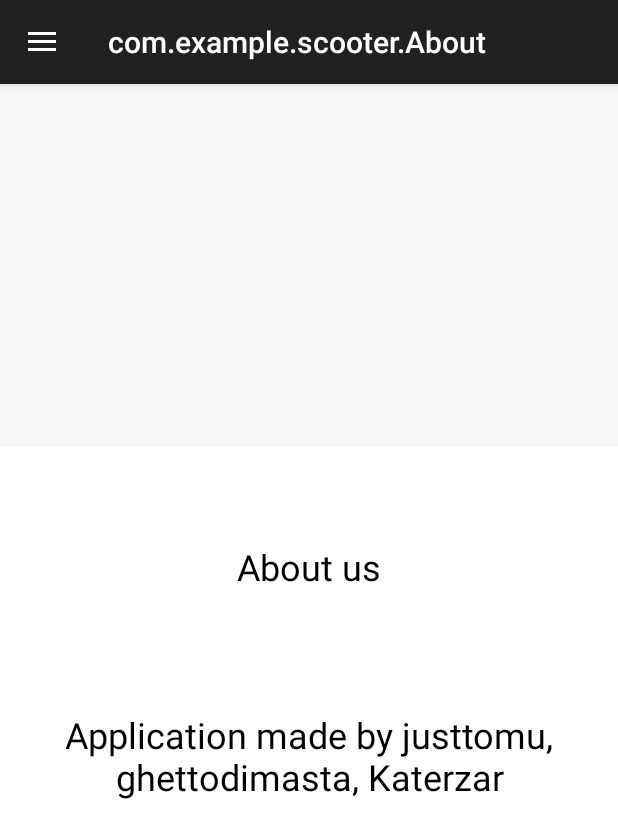
After one commit to moevm/adfmp1h23-scooter, an Android app: the About screen opened directly, with no data from a screen before it, on a phone screen of 412 x 824 dp. The commit adds this screen. Shown: the top 838 px of the screen. Run offline under Robolectric (Android 15) with nearby library versions, the phone set to English and light mode, and no system bars.

Commit message:
Added SideBar drawer + About us Activity

```diff
--- /dev/null
+++ b/app/src/main/java/com/example/scooter/About.kt
@@ -0,0 +1,3 @@
+package com.example.scooter
+
+class About : Sidebar(layout = R.layout.activity_about) {}
--- /dev/null
+++ b/app/src/main/java/com/example/scooter/Sidebar.kt
@@ -0,0 +1,78 @@
+package com.example.scooter
+
+import android.content.Intent
+import androidx.appcompat.app.AppCompatActivity
+import android.os.Bundle
+import android.view.MenuItem
+import android.widget.Toast
+import androidx.appcompat.app.ActionBarDrawerToggle
+import androidx.core.view.GravityCompat
+import androidx.drawerlayout.widget.DrawerLayout
+import com.google.android.material.navigation.NavigationView
+
+open class Sidebar(val layout: Int) : AppCompatActivity() {
+
+    lateinit var actionBarDrawerToggle: ActionBarDrawerToggle
+    lateinit var drawerLayout: DrawerLayout
+    lateinit var navigationView: NavigationView
+
+    override fun onCreate(savedInstanceState: Bundle?) {
+        super.onCreate(savedInstanceState)
+
+        // write setContentView by init argument of Sidebar
+         setContentView(layout)
+
+        drawerLayout = findViewById(R.id.my_drawer_layout)
+        navigationView = findViewById(R.id.navigation)
+        actionBarDrawerToggle =
+            ActionBarDrawerToggle(this, drawerLayout, R.string.nav_open, R.string.nav_close)
+        drawerLayout.addDrawerListener(actionBarDrawerToggle)
+        actionBarDrawerToggle.syncState()
+        supportActionBar!!.setDisplayHomeAsUpEnabled(true)
+
+        navigationView.setNavigationItemSelectedListener { menuItem ->
+            val id = menuItem.itemId
+            drawerLayout.closeDrawer(GravityCompat.START)
+            when (id) {
+                R.id.nav_home -> {
+                    Toast.makeText(this, "Home", Toast.LENGTH_SHORT).show()
+                    true
+                }
+                R.id.nav_settings -> {
+                    Toast.makeText(this, "Settings", Toast.LENGTH_SHORT).show()
+                    true
+                }
+                R.id.nav_logout -> {
+                    Toast.makeText(this, "Logout", Toast.LENGTH_SHORT).show()
+                    true
+                }
+                R.id.nav_about -> {
+                    val intent = Intent(this, About::class.java)
+                    startActivity(intent)
+                    true
+                }
+                else -> {
+                    false
+                }
+
+            }
+        }
+
+    }
+
+    override fun onOptionsItemSelected(item: MenuItem): Boolean {
+
+        if (actionBarDrawerToggle.onOptionsItemSelected(item)) {
+            return true
+        }
+        return super.onOptionsItemSelected(item)
+    }
+
+    override fun onBackPressed() {
+        if (drawerLayout.isDrawerOpen(GravityCompat.START)) {
+            drawerLayout.closeDrawer(GravityCompat.START)
+        } else {
+            super.onBackPressed()
+        }
+    }
+}
--- /dev/null
+++ b/app/src/main/res/layout/activity_about.xml
@@ -0,0 +1,54 @@
+<?xml version="1.0" encoding="utf-8"?>
+<androidx.drawerlayout.widget.DrawerLayout
+    xmlns:android="http://schemas.android.com/apk/res/android"
+    xmlns:app="http://schemas.android.com/apk/res-auto"
+    xmlns:tools="http://schemas.android.com/tools"
+    android:id="@+id/my_drawer_layout"
+    android:layout_width="match_parent"
+    android:layout_height="match_parent"
+    android:background="#E6F4D5"
+    tools:context=".Drawler"
+    >
+
+    <com.google.android.material.navigation.NavigationView
+        android:id="@+id/navigation"
+        android:layout_width="wrap_content"
+        android:layout_height="match_parent"
+        android:layout_gravity="start"
+        app:menu="@menu/drawler_items" />
+
+    <RelativeLayout
+        android:layout_width="match_parent"
+        android:background="@color/background_color"
+        android:layout_height="match_parent">
+
+        <!-- Action Bar -->
+        <!-- Center block of text -->
+        <LinearLayout
+            android:layout_width="wrap_content"
+            android:layout_height="wrap_content"
+            >
+
+        </LinearLayout>
+
+        <TextView
+            android:id="@+id/text_about"
+            android:layout_width="match_parent"
+            android:layout_height="300dp"
+            android:layout_alignParentStart="true"
+            android:layout_alignParentEnd="true"
+            android:layout_alignParentBottom="true"
+            android:layout_centerVertical="true"
+            android:layout_marginStart="0dp"
+            android:layout_marginEnd="0dp"
+            android:layout_marginBottom="226dp"
+            android:background="@color/white"
+            android:gravity="center"
+            android:text="About us\n\n\n\nApplication made by justtomu, ghettodimasta, Katerzar"
+            android:textColor="@color/black"
+            android:textSize="24sp" />
+
+
+    </RelativeLayout>
+
+</androidx.drawerlayout.widget.DrawerLayout>
--- /dev/null
+++ b/app/src/main/res/menu/drawler_items.xml
@@ -0,0 +1,20 @@
+<?xml version="1.0" encoding="utf-8"?>
+<menu xmlns:android="http://schemas.android.com/apk/res/android">
+
+    <item
+        android:id="@+id/nav_home"
+        android:title="Home" />
+
+    <item
+        android:id="@+id/nav_settings"
+        android:title="Settings" />
+
+    <item
+        android:id="@+id/nav_logout"
+        android:title="Logout" />
+
+    <item
+        android:id="@+id/nav_about"
+        android:title="About Us" />
+
+</menu>
--- a/app/src/main/res/values/strings.xml
+++ b/app/src/main/res/values/strings.xml
@@ -3,4 +3,6 @@
     <string name="hello_world">Hello World</string>
     <string name="sign_in">Sign in</string>
     <string name="remember_me">Remember me</string>
+    <string name="nav_open" />
+    <string name="nav_close" />
 </resources>
```
Also changed, not shown: app/src/main/AndroidManifest.xml (+9 -2 lines), app/src/main/java/com/example/scooter/Drawler.kt (added, +75 -0 lines), app/src/main/java/com/example/scooter/MainActivity.kt (+6 -2 lines), app/src/main/res/layout/activity_drawler.xml (added, +20 -0 lines).
